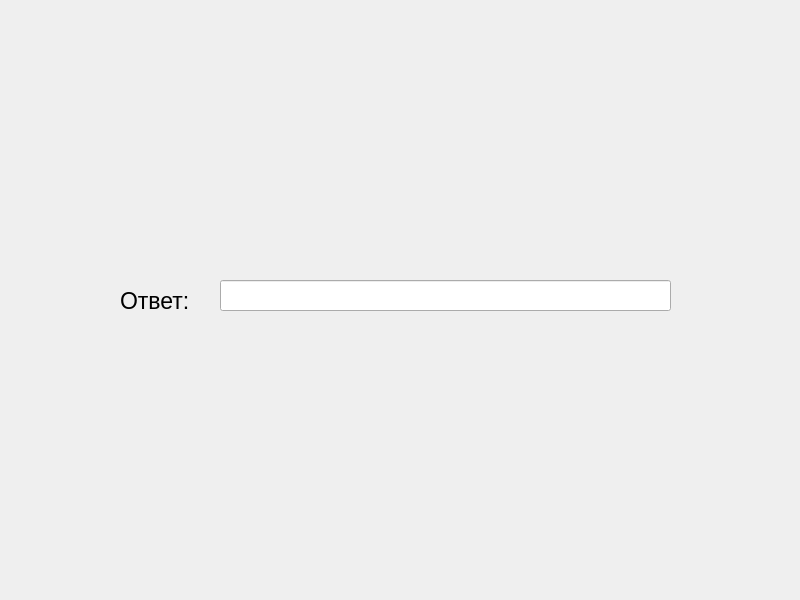
The window that ui/SecondTask/threeSlide.ui (goldduck11/Ecology) describes before a commit, drawn with Qt 5.
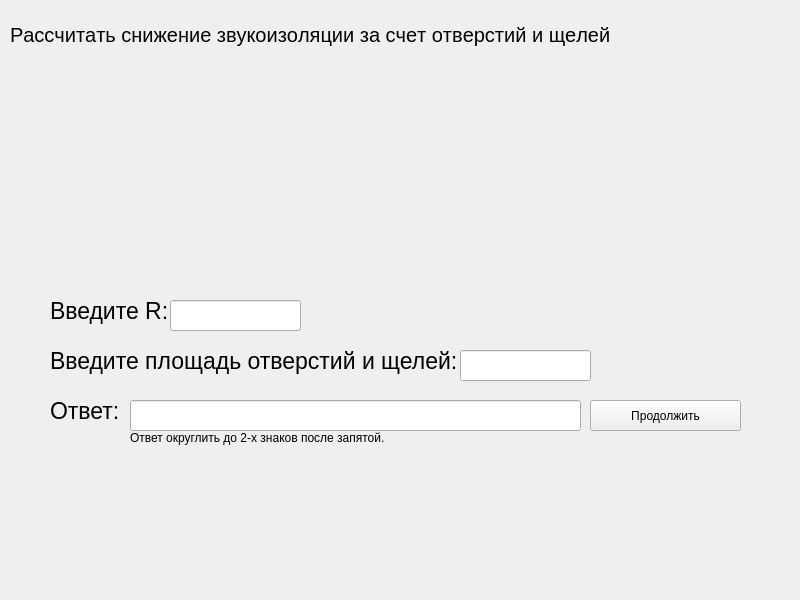
The same window after the commit. Icons and pictures are not drawn.

What changed in the file:
```diff
--- a/ui/SecondTask/threeSlide.ui
+++ b/ui/SecondTask/threeSlide.ui
@@ -17,8 +17,8 @@
    <widget class="QLabel" name="label_2">
     <property name="geometry">
      <rect>
-      <x>120</x>
-      <y>280</y>
+      <x>50</x>
+      <y>390</y>
       <width>101</width>
       <height>41</height>
      </rect>
@@ -35,8 +35,8 @@
    <widget class="QLineEdit" name="lineEdit">
     <property name="geometry">
      <rect>
-      <x>220</x>
-      <y>280</y>
+      <x>130</x>
+      <y>400</y>
       <width>451</width>
       <height>31</height>
      </rect>
@@ -50,8 +50,8 @@
    <widget class="QLabel" name="label">
     <property name="geometry">
      <rect>
-      <x>180</x>
-      <y>130</y>
+      <x>160</x>
+      <y>120</y>
       <width>451</width>
       <height>111</height>
      </rect>
@@ -63,6 +63,139 @@
      <pixmap>../../image/secondTask/fourFormyla.png</pixmap>
     </property>
    </widget>
+   <widget class="QPushButton" name="pushButton">
+    <property name="geometry">
+     <rect>
+      <x>590</x>
+      <y>400</y>
+      <width>151</width>
+      <height>31</height>
+     </rect>
+    </property>
+    <property name="text">
+     <string>Продолжить</string>
+    </property>
+   </widget>
+   <widget class="QLabel" name="label_10">
+    <property name="geometry">
+     <rect>
+      <x>130</x>
+      <y>430</y>
+      <width>271</width>
+      <height>16</height>
+     </rect>
+    </property>
+    <property name="text">
+     <string>Ответ округлить до 2-х знаков после запятой.</string>
+    </property>
+   </widget>
+   <widget class="QLabel" name="label_3">
+    <property name="geometry">
+     <rect>
+      <x>10</x>
+      <y>0</y>
+      <width>761</width>
+      <height>71</height>
+     </rect>
+    </property>
+    <property name="sizeIncrement">
+     <size>
+      <width>0</width>
+      <height>0</height>
+     </size>
+    </property>
+    <property name="font">
+     <font>
+      <pointsize>15</pointsize>
+      <bold>false</bold>
+      <kerning>false</kerning>
+     </font>
+    </property>
+    <property name="lineWidth">
+     <number>0</number>
+    </property>
+    <property name="midLineWidth">
+     <number>0</number>
+    </property>
+    <property name="text">
+     <string>&lt;html&gt;&lt;head/&gt;&lt;body&gt;&lt;p&gt;Рассчитать снижение звукоизоляции за счет отверстий и щелей&lt;/p&gt;&lt;/body&gt;&lt;/html&gt;</string>
+    </property>
+    <property name="textFormat">
+     <enum>Qt::AutoText</enum>
+    </property>
+    <property name="margin">
+     <number>0</number>
+    </property>
+    <property name="indent">
+     <number>-1</number>
+    </property>
+   </widget>
+   <widget class="QLabel" name="label_4">
+    <property name="geometry">
+     <rect>
+      <x>50</x>
+      <y>340</y>
+      <width>411</width>
+      <height>41</height>
+     </rect>
+    </property>
+    <property name="font">
+     <font>
+      <pointsize>17</pointsize>
+     </font>
+    </property>
+    <property name="text">
+     <string>Введите площадь отверстий и щелей:</string>
+    </property>
+   </widget>
+   <widget class="QLineEdit" name="lineEdit_2">
+    <property name="geometry">
+     <rect>
+      <x>460</x>
+      <y>350</y>
+      <width>131</width>
+      <height>31</height>
+     </rect>
+    </property>
+    <property name="font">
+     <font>
+      <pointsize>15</pointsize>
+     </font>
+    </property>
+   </widget>
+   <widget class="QLabel" name="label_5">
+    <property name="geometry">
+     <rect>
+      <x>50</x>
+      <y>290</y>
+      <width>411</width>
+      <height>41</height>
+     </rect>
+    </property>
+    <property name="font">
+     <font>
+      <pointsize>17</pointsize>
+     </font>
+    </property>
+    <property name="text">
+     <string>Введите R:</string>
+    </property>
+   </widget>
+   <widget class="QLineEdit" name="lineEdit_3">
+    <property name="geometry">
+     <rect>
+      <x>170</x>
+      <y>300</y>
+      <width>131</width>
+      <height>31</height>
+     </rect>
+    </property>
+    <property name="font">
+     <font>
+      <pointsize>15</pointsize>
+     </font>
+    </property>
+   </widget>
   </widget>
  </widget>
  <resources/>
```
